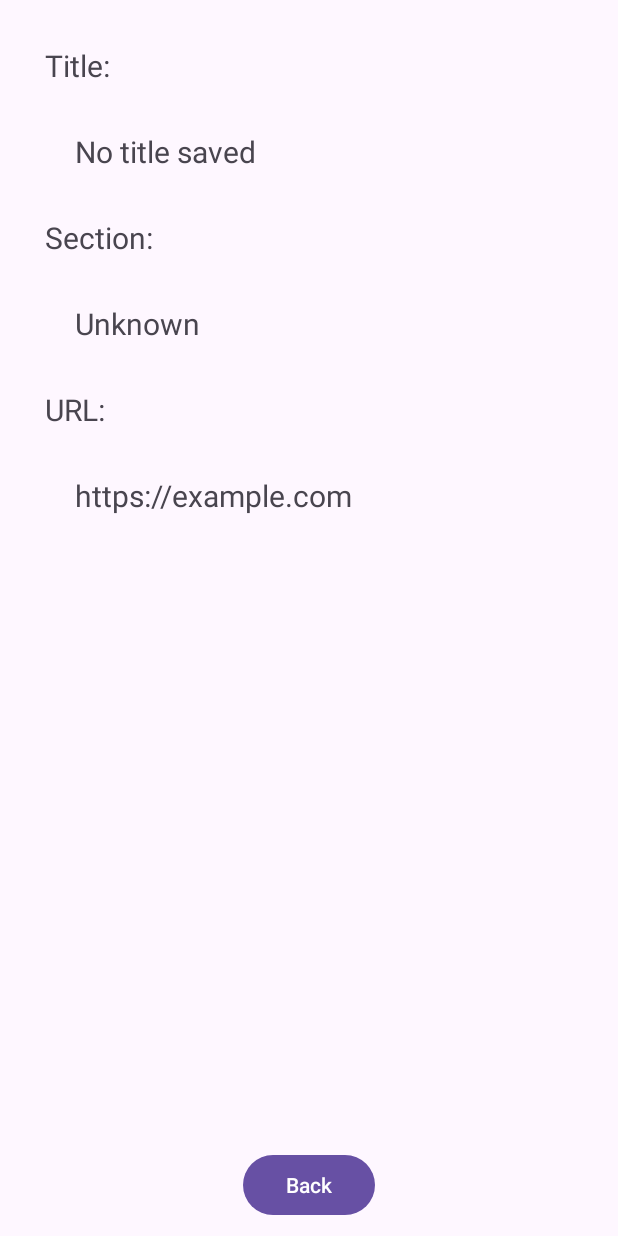
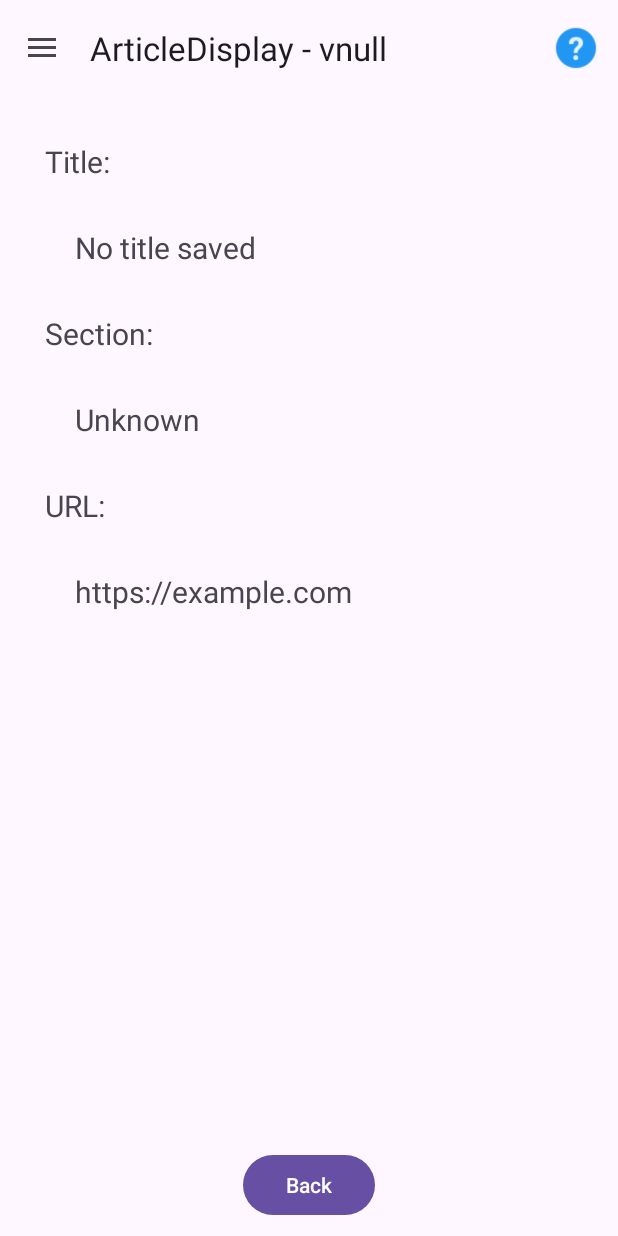
Before and after one commit to AliciaGons/MGI_FinalProject, an Android app: the ArticleDisplay screen opened directly, with no data from a screen before it, on a phone screen of 412 x 824 dp. Run offline under Robolectric (Android 15) with nearby library versions, the phone set to English and light mode, and no system bars.

Commit message:
Completed Application to Outlined Qualifications.

```diff
--- a/app/src/main/java/com/example/mgi_finalproject/ArticleDisplay.java
+++ b/app/src/main/java/com/example/mgi_finalproject/ArticleDisplay.java
@@ -4,6 +4,7 @@ import android.content.Intent;
 import android.content.SharedPreferences;
 import android.net.Uri;
 import android.os.Bundle;
+import android.util.Log;
 import android.view.View;
 import android.widget.Button;
 import android.widget.TextView;
@@ -14,69 +15,23 @@ import androidx.core.graphics.Insets;
 import androidx.core.view.ViewCompat;
 import androidx.core.view.WindowInsetsCompat;
 
-public class ArticleDisplay extends AppCompatActivity {
+public class ArticleDisplay extends BaseActivity {
 
     @Override
     protected void onCreate(Bundle savedInstanceState) {
         super.onCreate(savedInstanceState);
-        EdgeToEdge.enable(this);
-        setContentView(R.layout.activity_article_display);
-        ViewCompat.setOnApplyWindowInsetsListener(findViewById(R.id.main), (v, insets) -> {
-            Insets systemBars = insets.getInsets(WindowInsetsCompat.Type.systemBars());
-            v.setPadding(systemBars.left, systemBars.top, systemBars.right, systemBars.bottom);
-            return insets;
-        });
+        Log.d("DEBUG", "onCreate started");
 
+        //get the data that was passed from DetailsFragment
+        Bundle dataToPass = getIntent().getExtras();
 
-        String PREFS_FILE = "com.example.sharedPreferences.Article";
-        SharedPreferences prefs = getSharedPreferences(PREFS_FILE, MODE_PRIVATE);
-        SharedPreferences.Editor editor = prefs.edit();
-
-
-//Get Data
-        Intent dataSent = getIntent();
-        String title = dataSent.getStringExtra("title");
-        String url = dataSent.getStringExtra("url");
-        String section = dataSent.getStringExtra("section");
-
-// If new article info is passed, save it
-        if (title != null && url != null && section != null) {
-            editor.putString("TITLE", title);
-            editor.putString("URL", url);
-            editor.putString("SECTION", section);
-            editor.apply(); // use apply instead of commit for async
-        } else {
-            // Otherwise, load the most recent saved article
-            title = prefs.getString("TITLE", "No title saved");
-            url = prefs.getString("URL", "https://example.com");
-            section = prefs.getString("SECTION", "Unknown");
-        }
-
-    //Set Data
-        TextView t = findViewById(R.id.title);
-        t.setText(title);
-
-        TextView u = findViewById(R.id.url);
-        u.setText(url);
-        String finalUrl = url;
-        u.setOnClickListener(click -> {
-            Intent browserIntent = new Intent(Intent.ACTION_VIEW, Uri.parse(finalUrl));
-            startActivity(browserIntent);
-        });
-
-        TextView s = findViewById(R.id.section);
-        s.setText(section);
-
-
-
-    // end activity
-        Button btn = findViewById(R.id.backButton);
-        btn.setOnClickListener(click -> {
-            finish();
-        });
-
-        };
-
-
+        ArticleDisplayFragment aFragment = new ArticleDisplayFragment();
+        aFragment.setArguments( dataToPass ); //pass data to the the fragment
+        getSupportFragmentManager()
+                .beginTransaction()
+                .replace(R.id.frameLayout, aFragment)
+                .commit();
 
     }
+
+    }
--- /dev/null
+++ b/app/src/main/java/com/example/mgi_finalproject/ArticleDisplayFragment.java
@@ -0,0 +1,97 @@
+package com.example.mgi_finalproject;
+
+import static android.content.Context.MODE_PRIVATE;
+
+import android.content.Intent;
+import android.content.SharedPreferences;
+import android.net.Uri;
+import android.os.Bundle;
+
+import androidx.fragment.app.Fragment;
+
+import android.os.Debug;
+import android.util.Log;
+import android.view.LayoutInflater;
+import android.view.View;
+import android.view.ViewGroup;
+import android.widget.Button;
+import android.widget.TextView;
+
+
+public class ArticleDisplayFragment extends Fragment {
+
+
+    @Override
+    public void onCreate(Bundle savedInstanceState) {
+        super.onCreate(savedInstanceState);
+
+    }
+
+    @Override
+    public View onCreateView(LayoutInflater inflater, ViewGroup container,
+                             Bundle savedInstanceState) {
+
+        View view = inflater.inflate(R.layout.fragment_article_display, container, false);
+        Log.d("DEBUG", "View Inflated");
+
+        String PREFS_FILE = "com.example.sharedPreferences.Article";
+        SharedPreferences prefs = getContext().getSharedPreferences(PREFS_FILE, MODE_PRIVATE);
+        SharedPreferences.Editor editor = prefs.edit();
+
+
+//Get Data
+        Bundle dataSent =  getArguments();
+        Log.d("DEBUG", "dataSent: " + dataSent);
+        String title;
+        String url;
+        String section;
+
+        if (dataSent != null){
+            //if new data, load it
+            title = dataSent.getString("title");
+            url = dataSent.getString("url");
+            section = dataSent.getString("section");
+
+            editor.putString("TITLE", title);
+            editor.putString("URL", url);
+            editor.putString("SECTION", section);
+            editor.apply();
+            Log.d("Debug","editor applied");
+        } else {
+            // Otherwise, load the most recent saved article
+            title = prefs.getString("TITLE", "No title saved");
+            url = prefs.getString("URL", "https://example.com");
+            section = prefs.getString("SECTION", "Unknown");
+            Log.d("Debug","Loaded saved article from Shared");
+        }
+
+        //Set Data
+        TextView t = view.findViewById(R.id.title);
+        t.setText(title);
+
+        TextView u = view.findViewById(R.id.url);
+        u.setText(url);
+        String finalUrl = url;
+        u.setOnClickListener(click -> {
+            Intent browserIntent = new Intent(Intent.ACTION_VIEW, Uri.parse(finalUrl));
+            startActivity(browserIntent);
+        });
+
+        TextView s = view.findViewById(R.id.section);
+        s.setText(section);
+
+
+
+        // end activity
+        Button btn = view.findViewById(R.id.backButton);
+        btn.setOnClickListener(click -> {
+            getActivity().finish();
+        });
+
+
+        return view;
+    }
+
+
+
+}
--- a/app/src/main/java/com/example/mgi_finalproject/BaseActivity.java
+++ b/app/src/main/java/com/example/mgi_finalproject/BaseActivity.java
@@ -1,6 +1,7 @@
 package com.example.mgi_finalproject;
 
 import android.content.Intent;
+import android.content.pm.PackageManager;
 import android.os.Bundle;
 import android.view.Menu;
 import android.view.MenuInflater;
@@ -10,6 +11,7 @@ import android.widget.Toast;
 import androidx.activity.EdgeToEdge;
 import androidx.annotation.NonNull;
 import androidx.appcompat.app.ActionBarDrawerToggle;
+import androidx.appcompat.app.AlertDialog;
 import androidx.appcompat.app.AppCompatActivity;
 import androidx.appcompat.widget.Toolbar;
 import androidx.core.graphics.Insets;
@@ -35,6 +37,18 @@ public class BaseActivity extends AppCompatActivity implements NavigationView.On
         Toolbar tBar = (Toolbar)findViewById(R.id.toolbar);
         setSupportActionBar(tBar);
 
+        String activityName = this.getClass().getSimpleName();
+        String versionName = "";
+        try {
+            versionName = getPackageManager()
+                    .getPackageInfo(getPackageName(), 0).versionName;
+        } catch (PackageManager.NameNotFoundException e) {
+            e.printStackTrace();
+        }
+
+        // Set the title in the format: "Activity Name - vX.X"
+        getSupportActionBar().setTitle(activityName + " - v" + versionName);
+
         DrawerLayout drawer = findViewById(R.id.drawer_layout);
         ActionBarDrawerToggle toggle = new ActionBarDrawerToggle(this,
                 drawer, tBar, R.string.open, R.string.close);
@@ -52,6 +66,7 @@ public class BaseActivity extends AppCompatActivity implements NavigationView.On
         Intent searchPage = new Intent( this, SearchActivity.class);
         Intent favPage = new Intent( this, FavActivity.class);
         Intent lastArticle = new Intent( this, ArticleDisplay.class);
+        Intent homepage = new Intent( this, MainActivity.class);
 
         if (id == R.id.nav_search){
             startActivity(searchPage);
@@ -60,6 +75,8 @@ public class BaseActivity extends AppCompatActivity implements NavigationView.On
             startActivity(favPage);
         } else if (id == R.id.nav_last ) {
             startActivity(lastArticle);
+        } else if (id == R.id.nav_home ) {
+            startActivity(homepage);
     }
 
         return true;
@@ -71,7 +88,20 @@ public class BaseActivity extends AppCompatActivity implements NavigationView.On
         int id = item.getItemId();
 
         if (id == R.id.help) {
-           // Alert Dialog with instructions
+            AlertDialog.Builder alertDialogBuilder = new AlertDialog.Builder(this);
+            String m = "";
+            if (this instanceof SearchActivity) {
+                m = getString(R.string.sAlert);
+
+            } else if (this instanceof FavActivity) {
+                m = getString(R.string.fAlert);
+            } else if (this instanceof ArticleDisplay) {
+                m = getString(R.string.dAlert);
+            };
+
+            alertDialogBuilder.setMessage(m);
+            alertDialogBuilder.create().show();
+
         }
 
         return true;
--- /dev/null
+++ b/app/src/main/res/layout/fragment_article_display.xml
@@ -0,0 +1,99 @@
+<?xml version="1.0" encoding="utf-8"?>
+<FrameLayout xmlns:android="http://schemas.android.com/apk/res/android"
+    xmlns:tools="http://schemas.android.com/tools"
+    android:layout_width="match_parent"
+    android:layout_height="match_parent"
+    tools:context=".ArticleDisplayFragment">
+
+    <androidx.constraintlayout.widget.ConstraintLayout xmlns:android="http://schemas.android.com/apk/res/android"
+        xmlns:app="http://schemas.android.com/apk/res-auto"
+        xmlns:tools="http://schemas.android.com/tools"
+        android:id="@+id/main"
+        android:layout_width="match_parent"
+        android:layout_height="match_parent"
+        tools:context=".ArticleDisplay">
+
+
+        <TextView
+            android:layout_width="wrap_content"
+            android:layout_height="wrap_content"
+            android:id="@+id/titleT"
+            android:text="@string/title"
+            android:layout_marginTop="30dp"
+            android:layout_marginStart="30dp"
+            android:textSize="20sp"
+            app:layout_constraintTop_toTopOf="parent"
+            app:layout_constraintStart_toStartOf="parent"
+            />
+
+        <TextView
+            android:layout_width="wrap_content"
+            android:layout_height="wrap_content"
+            android:id="@+id/title"
+            android:layout_marginTop="30dp"
+            android:layout_marginStart="50dp"
+            android:textSize="20sp"
+            app:layout_constraintTop_toBottomOf="@+id/titleT"
+            app:layout_constraintStart_toStartOf="parent"
+            />
+
+        <TextView
+            android:layout_width="wrap_content"
+            android:layout_height="wrap_content"
+            android:id="@+id/sectionT"
+            android:text="@string/sec"
+            android:layout_marginTop="30dp"
+            android:layout_marginStart="30dp"
+            android:textSize="20sp"
+            app:layout_constraintTop_toBottomOf="@+id/title"
+            app:layout_constraintStart_toStartOf="parent"
+            />
+
+        <TextView
+            android:layout_width="wrap_content"
+            android:layout_height="wrap_content"
+            android:id="@+id/section"
+            android:layout_marginTop="30dp"
+            android:layout_marginStart="50dp"
+            android:textSize="20sp"
+            app:layout_constraintTop_toBottomOf="@+id/sectionT"
+            app:layout_constraintStart_toStartOf="parent"
+            />
+
+        <TextView
+            android:layout_width="wrap_content"
+            android:layout_height="wrap_content"
+            android:id="@+id/urlT"
+            android:text="@string/url"
+            android:layout_marginTop="30dp"
+            android:layout_marginStart="30dp"
+            android:textSize="20sp"
+            app:layout_constraintTop_toBottomOf="@+id/section"
+            app:layout_constraintStart_toStartOf="parent"
+            />
+
+        <TextView
+            android:layout_width="300dp"
+            android:layout_height="wrap_content"
+            android:id="@+id/url"
+            android:layout_marginTop="30dp"
+            android:layout_marginStart="50dp"
+            android:textSize="20sp"
+            app:layout_constraintTop_toBottomOf="@+id/urlT"
+            app:layout_constraintStart_toStartOf="parent"
+            />
+
+        <Button
+            android:layout_width="wrap_content"
+            android:layout_height="wrap_content"
+            android:id="@+id/backButton"
+            android:text="@string/back"
+            app:layout_constraintBottom_toBottomOf="parent"
+            app:layout_constraintStart_toStartOf="parent"
+            app:layout_constraintEnd_toEndOf="parent"
+            android:layout_marginBottom="10dp"
+            />
+
+    </androidx.constraintlayout.widget.ConstraintLayout>
+
+</FrameLayout>
--- a/app/src/main/res/menu/nav_menu.xml
+++ b/app/src/main/res/menu/nav_menu.xml
@@ -2,6 +2,12 @@
 <menu xmlns:android="http://schemas.android.com/apk/res/android"
     xmlns:app="http://schemas.android.com/apk/res-auto">
 
+
+    <item
+        android:id="@+id/nav_home"
+        android:title="@string/home"
+        app:showAsAction="collapseActionView"
+        />
     <item
         android:id="@+id/nav_search"
         android:title="@string/search"
--- a/app/src/main/res/values/strings.xml
+++ b/app/src/main/res/values/strings.xml
@@ -13,4 +13,13 @@
     <string name="sec">Section:</string>
     <string name="url">URL:</string>
     <string name="last">Last Article</string>
+    <string name="toast_message">Added to Saved Articles</string>
+    <string name="snack_message">Article Deleted</string>
+    <string name="yes">Yes</string>
+    <string name="no">No</string>
+    <string name="undo">Undo</string>
+    <string name="home">Home Page</string>
+    <string name="sAlert">Enter your search in to the search bar. Click the title you want more information about, or hold down on it to add it to your saved articles.</string>
+    <string name="fAlert">Click the title you want more information about, or hold down on it to remove it from your saved articles</string>
+    <string name="dAlert">Click the URL link to open your article.</string>
 </resources>
```
Also changed, not shown: app/src/main/java/com/example/mgi_finalproject/DataManager.java (+25 -2 lines), app/src/main/java/com/example/mgi_finalproject/FavFragment.java (+71 -1 lines), app/src/main/java/com/example/mgi_finalproject/SearchFragment.java (+14 -4 lines), app/src/main/res/layout/fragment_search.xml (+8 -0 lines), 1 other file.
